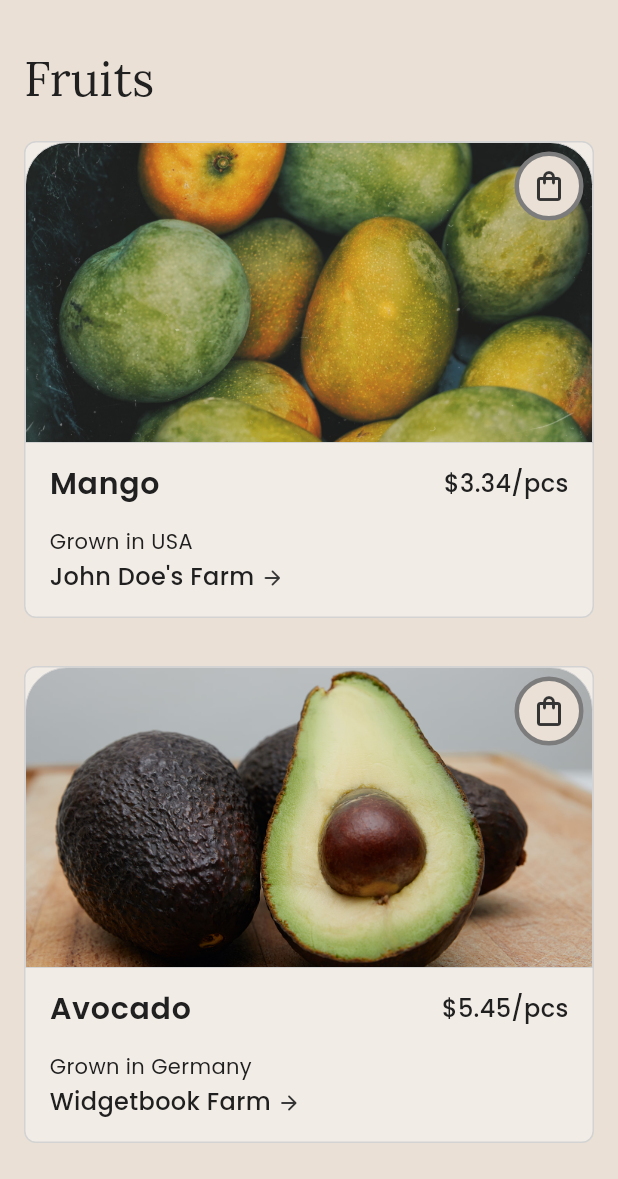
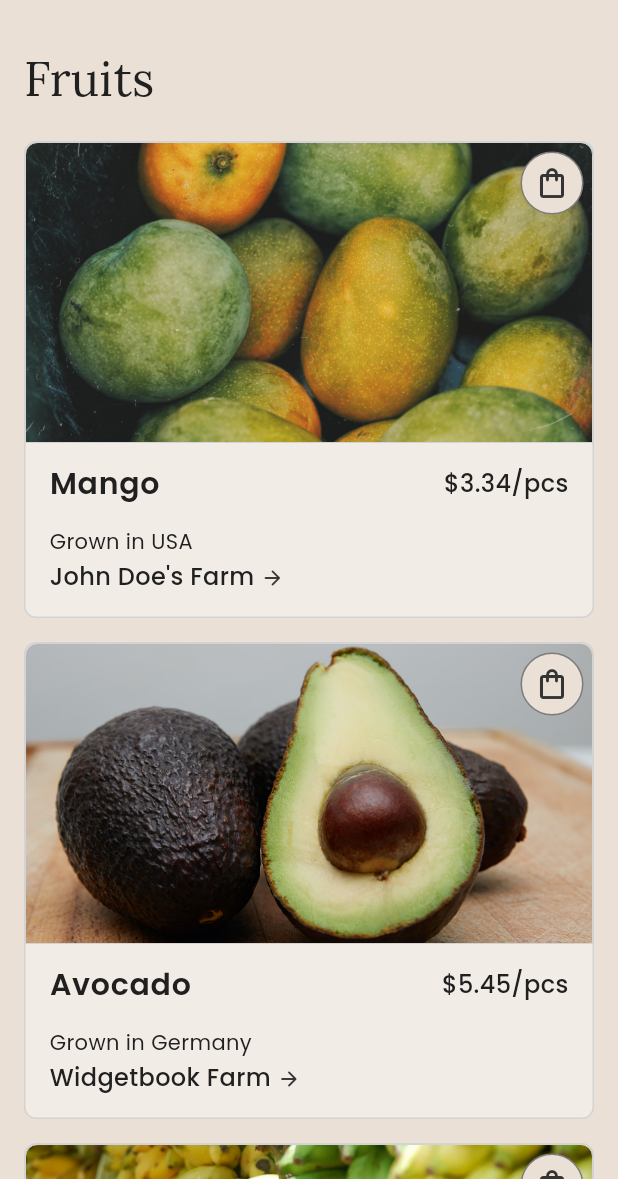
Before and after one commit to widgetbook/widgetbook-cloud-demo, a Flutter app: the screen it shows after launch, on a phone screen of 412 x 824 dp, the part 57-1236 px from its top. Run offline on Flutter 3.47's test engine with Material 2 defaults, Android fonts, the phone set to English and light mode, and no system bars; our stand-ins replace go_router, google_fonts; missing offline and left inert: widgetbook, widgetbook_annotation; generated files the repository leaves out were written again.

Commit message:
fix: home screen

```diff
--- a/lib/home/screen/home_screen.dart
+++ b/lib/home/screen/home_screen.dart
@@ -70,7 +70,7 @@ class HomeScreen extends StatelessWidget {
                       return AlignedGridView.count(
                         padding: EdgeInsets.zero,
                         crossAxisCount: max(1, constraints.maxWidth ~/ 300),
-                        mainAxisSpacing: AppTheme.of(context).spacing.extraLarge,
+                        mainAxisSpacing: AppTheme.of(context).spacing.medium,
                         crossAxisSpacing: AppTheme.of(context).spacing.medium,
                         itemCount: fruits.length,
                         itemBuilder: (context, index) {
--- a/lib/home/widgets/add_basket_button.dart
+++ b/lib/home/widgets/add_basket_button.dart
@@ -40,7 +40,6 @@ class AddBasketButton extends StatelessWidget {
           ),
           border: Border.all(
             color: AppTheme.of(context).border.highEmphasis,
-            width: 3,
           ),
         ),
         child: Icon(
--- a/lib/home/widgets/fruit_card.dart
+++ b/lib/home/widgets/fruit_card.dart
@@ -47,10 +47,10 @@ class FruitCard extends StatelessWidget {
                 decoration: BoxDecoration(
                   borderRadius: BorderRadius.only(
                     topLeft: Radius.circular(
-                      AppTheme.of(context).radius.extraLarge,
+                      AppTheme.of(context).radius.small,
                     ),
                     topRight: Radius.circular(
-                      AppTheme.of(context).radius.extraLarge,
+                      AppTheme.of(context).radius.small,
                     ),
                   ),
                   border: Border.all(
```
